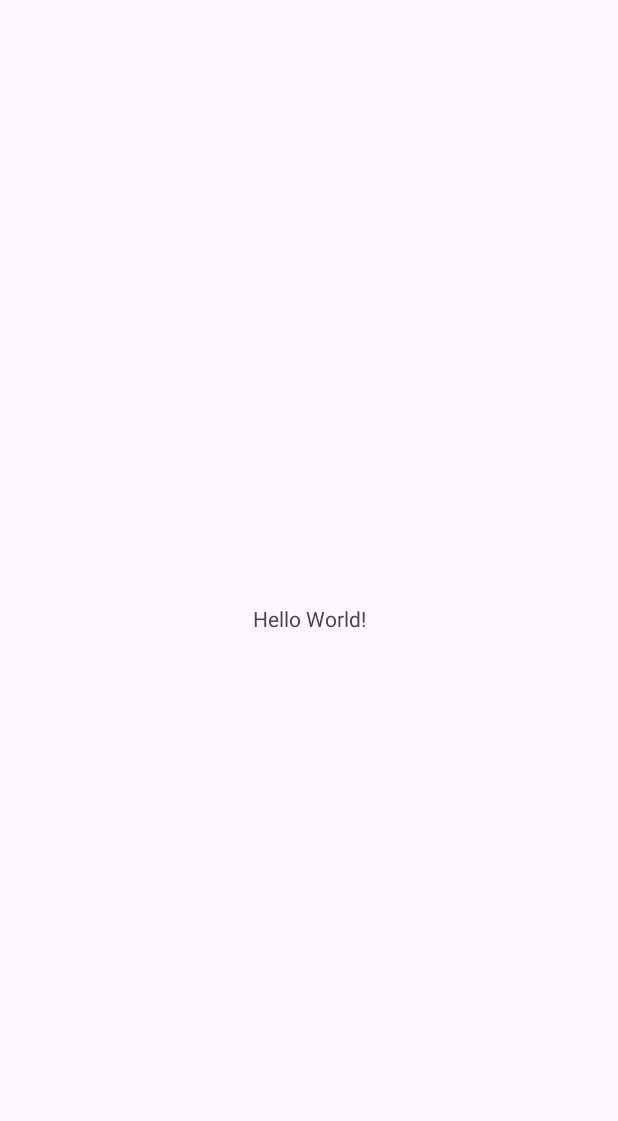
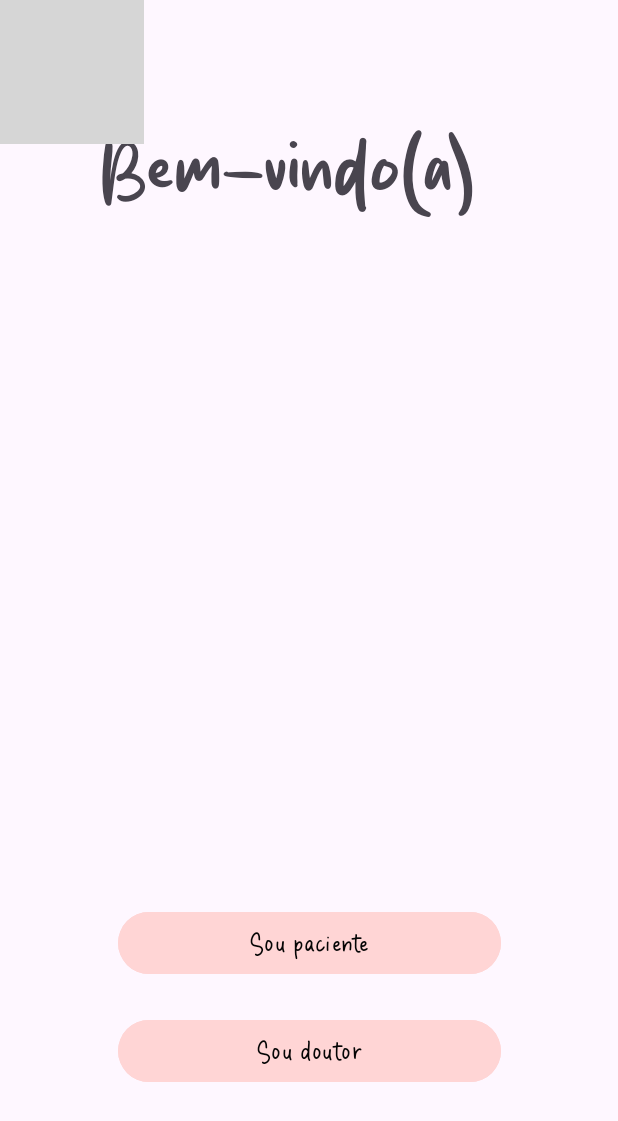
Before and after one commit to TCC111413/Aplicativo, an Android app: the screen it shows after launch (MainActivity), on a phone screen of 412 x 824 dp. Before the commit the part shown is almost empty. Shown: the top 1121 px of the screen. Run offline under Robolectric (Android 15) with nearby library versions, the phone set to English and light mode, and no system bars; grey boxes are pictures that could not be loaded.

Commit message:
versao mais atualizada x3
(tela: activity_paciente.kt)

```diff
--- a/app/src/main/java/com/example/aplicativo/MainActivity.kt
+++ b/app/src/main/java/com/example/aplicativo/MainActivity.kt
@@ -1,6 +1,7 @@
 package com.example.aplicativo
 
 import android.os.Bundle
+import android.widget.Button
 import androidx.activity.enableEdgeToEdge
 import androidx.appcompat.app.AppCompatActivity
 import androidx.core.view.ViewCompat
@@ -11,10 +12,12 @@ class MainActivity : AppCompatActivity() {
         super.onCreate(savedInstanceState)
         enableEdgeToEdge()
         setContentView(R.layout.activity_main)
-        ViewCompat.setOnApplyWindowInsetsListener(findViewById(R.id.main)) { v, insets ->
-            val systemBars = insets.getInsets(WindowInsetsCompat.Type.systemBars())
-            v.setPadding(systemBars.left, systemBars.top, systemBars.right, systemBars.bottom)
-            insets
+
+            val botaotrocar = findViewById<Button>(R.id.idbuttonPaciente)
+            botaotrocar.setOnClickListener{
+                setContentView(R.layout.activity_paciente)
+            }
+
+
         }
     }
-}
--- a/app/src/main/res/layout/activity_main.xml
+++ b/app/src/main/res/layout/activity_main.xml
@@ -7,13 +7,62 @@
     android:layout_height="match_parent"
     tools:context=".MainActivity">
 
-    <TextView
+    <ImageView
+        android:id="@+id/imageView2"
         android:layout_width="wrap_content"
         android:layout_height="wrap_content"
-        android:text="Hello World!"
+        app:srcCompat="@drawable/background_initial"
+        tools:layout_editor_absoluteX="0dp"
+        tools:layout_editor_absoluteY="0dp"
+        tools:ignore="MissingConstraints" />
+
+    <TextView
+        android:id="@+id/Text_BemVindo"
+        android:layout_width="280dp"
+        android:layout_height="75dp"
+        android:layout_marginTop="52dp"
+        android:fontFamily="@font/kiwi"
+        android:text="@string/bem_vindo_a"
+        android:textSize="60sp"
         app:layout_constraintBottom_toBottomOf="parent"
         app:layout_constraintEnd_toEndOf="parent"
-        app:layout_constraintStart_toStartOf="parent"
-        app:layout_constraintTop_toTopOf="parent" />
+        app:layout_constraintHorizontal_bias="0.496"
+        app:layout_constraintStart_toStartOf="@+id/imageView2"
+        app:layout_constraintTop_toTopOf="@+id/imageView2"
+        app:layout_constraintVertical_bias="0.043" />
+
+    <Button
+        android:id="@+id/idbuttonPaciente"
+        android:layout_width="255dp"
+        android:layout_height="49dp"
+        android:backgroundTint="#FFD5D5"
+        android:fontFamily="@font/duck"
+        android:text="@string/sou_paciente"
+        android:textColor="#040404"
+        android:textColorHighlight="#CC9191"
+        android:textColorLink="#121212"
+        android:textSize="24sp"
+        app:layout_constraintBottom_toBottomOf="parent"
+        app:layout_constraintEnd_toEndOf="parent"
+        app:layout_constraintStart_toStartOf="@+id/imageView2"
+        app:layout_constraintTop_toTopOf="parent"
+        app:layout_constraintVertical_bias="0.78" />
+
+    <Button
+        android:id="@+id/idbuttonMedico"
+        android:layout_width="255dp"
+        android:layout_height="49dp"
+        android:backgroundTint="#FFD5D5"
+        android:fontFamily="@font/duck"
+        android:text="@string/sou_doutor"
+        android:textColor="#040404"
+        android:textColorHighlight="#CC9191"
+        android:textColorLink="#121212"
+        android:textSize="24sp"
+        app:layout_constraintBottom_toBottomOf="parent"
+        app:layout_constraintEnd_toEndOf="parent"
+        app:layout_constraintStart_toStartOf="@+id/imageView2"
+        app:layout_constraintTop_toTopOf="parent"
+        app:layout_constraintVertical_bias="0.873" />
 
 </androidx.constraintlayout.widget.ConstraintLayout>
--- /dev/null
+++ b/app/src/main/res/layout/paciente2.xml
@@ -0,0 +1,6 @@
+<?xml version="1.0" encoding="utf-8"?>
+<androidx.constraintlayout.widget.ConstraintLayout xmlns:android="http://schemas.android.com/apk/res/android"
+    android:layout_width="match_parent"
+    android:layout_height="match_parent">
+
+</androidx.constraintlayout.widget.ConstraintLayout>
--- a/app/src/main/res/values/strings.xml
+++ b/app/src/main/res/values/strings.xml
@@ -1,3 +1,13 @@
 <resources>
     <string name="app_name">Aplicativo</string>
+    <string name="sou_doutor">Sou doutor</string>
+    <string name="sou_paciente">Sou paciente</string>
+    <string name="bem_vindo_a">Bem-vindo(a)</string>
+    <string name="data_de_nascimento">Data de nascimento</string>
+    <string name="nome">Nome</string>
+    <string name="precisaremos_de_alguns_dados">Precisaremos de alguns dados!</string>
+    <string name="nome_">Nome:</string>
+    <string name="data_de_nascimento_">Data de nascimento:</string>
+    <string name="pr_ximo_passo">Próximo passo</string>
+    <string name="seguinte">Seguinte</string>
 </resources>
```
Also changed, not shown: app/src/main/java/com/example/aplicativo/activity_paciente.kt (added, +18 -0 lines), app/src/main/java/com/example/aplicativo/paciente2.kt (added, +13 -0 lines), app/src/main/res/layout/activity_paciente.xml (added, +104 -0 lines), app/src/main/res/font/duck.otf (added), app/src/main/res/font/kiwi.otf (added), 1 other file.
